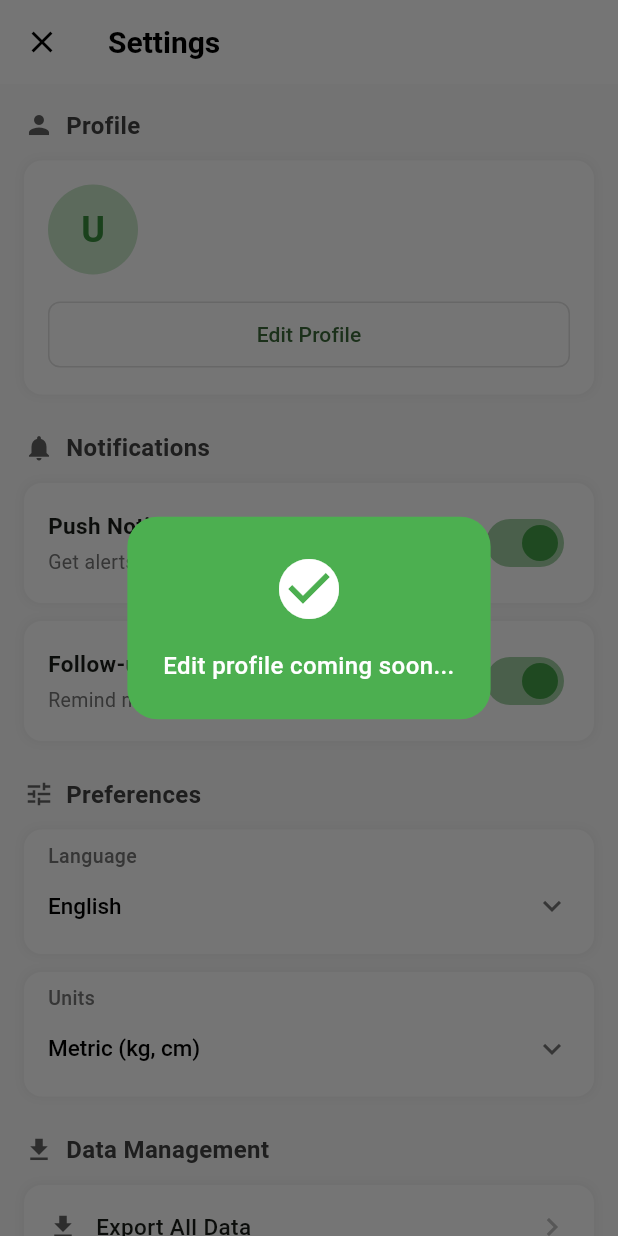
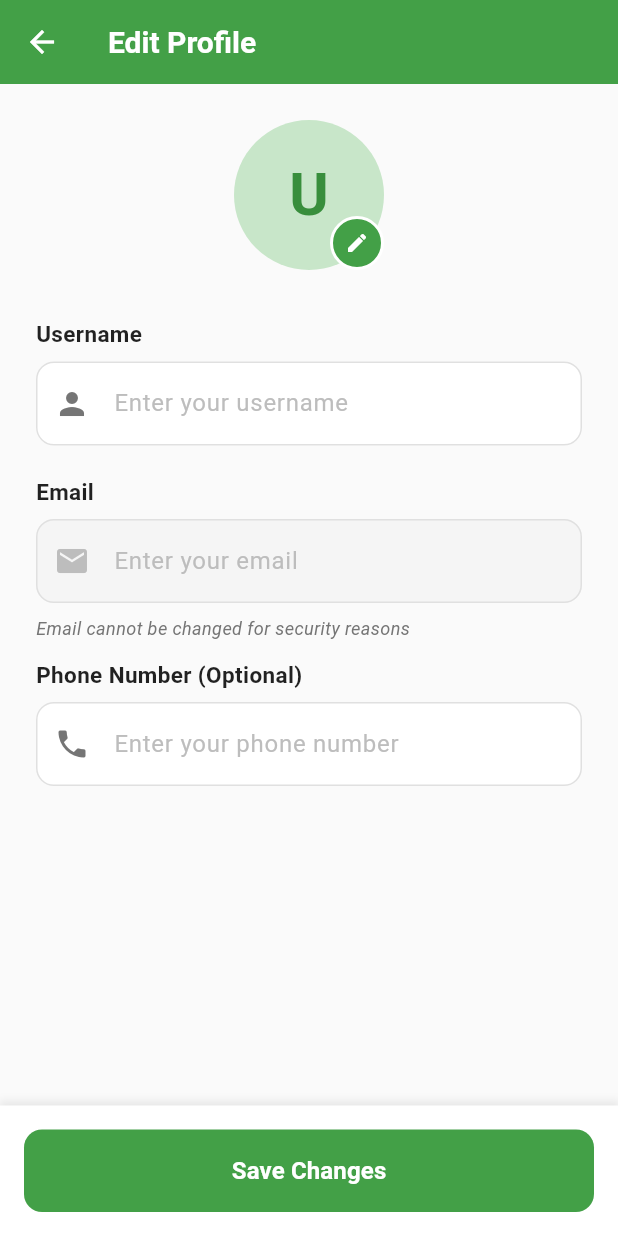
Before and after one commit to nurakmal09/spot_b_leaf, a Flutter app: the SettingsPage screen opened directly, after a tap on "Edit Profile", on a phone screen of 412 x 824 dp. Run offline on Flutter 3.47's test engine with Material 3 defaults, Android fonts, the phone set to English and light mode, and no system bars; our stand-ins replace camera, cloud_firestore, firebase_auth, firebase_core, fl_chart, geolocator and 2 more; missing offline and left inert: gal, google_mlkit_barcode_scanning, qr_code_scanner; accounts and stored records are empty.

Commit message:
9/11 malam 2.0

```diff
--- /dev/null
+++ b/lib/pages/edit_profile_page.dart
@@ -0,0 +1,469 @@
+import 'package:flutter/material.dart';
+import 'package:flutter/services.dart';
+import 'package:firebase_auth/firebase_auth.dart';
+import 'package:cloud_firestore/cloud_firestore.dart';
+import '../utils/notification_helper.dart';
+
+class EditProfilePage extends StatefulWidget {
+  const EditProfilePage({super.key});
+
+  @override
+  State<EditProfilePage> createState() => _EditProfilePageState();
+}
+
+class _EditProfilePageState extends State<EditProfilePage> {
+  final _formKey = GlobalKey<FormState>();
+  final _usernameController = TextEditingController();
+  final _emailController = TextEditingController();
+  final _phoneController = TextEditingController();
+
+  final _auth = FirebaseAuth.instance;
+  final _firestore = FirebaseFirestore.instance;
+
+  bool _isLoading = true;
+  bool _isSaving = false;
+
+  @override
+  void initState() {
+    super.initState();
+    _loadUserData();
+  }
+
+  @override
+  void dispose() {
+    _usernameController.dispose();
+    _emailController.dispose();
+    _phoneController.dispose();
+    super.dispose();
+  }
+
+  Future<void> _loadUserData() async {
+    final user = _auth.currentUser;
+    if (user == null) return;
+
+    setState(() {
+      _isLoading = true;
+    });
+
+    try {
+      // Load email from Firebase Auth
+      _emailController.text = user.email ?? '';
+
+      // Try to load user data from Firestore
+      final userDoc = await _firestore.collection('users').doc(user.uid).get();
+
+      if (userDoc.exists) {
+        final data = userDoc.data()!;
+        _usernameController.text = data['username'] ?? user.displayName ?? '';
+        _phoneController.text = data['phone'] ?? '';
+      } else {
+        // If no Firestore document, use Firebase Auth display name
+        _usernameController.text = user.displayName ?? '';
+      }
+    } catch (e) {
+      print('Error loading user data: $e');
+      // Fallback to Firebase Auth data
+      _usernameController.text = user.displayName ?? '';
+    } finally {
+      if (mounted) {
+        setState(() {
+          _isLoading = false;
+        });
+      }
+    }
+  }
+
+  Future<void> _saveProfile() async {
+    if (!_formKey.currentState!.validate()) return;
+
+    final user = _auth.currentUser;
+    if (user == null) return;
+
+    setState(() {
+      _isSaving = true;
+    });
+
+    try {
+      final username = _usernameController.text.trim();
+      final email = _emailController.text.trim();
+      final phone = _phoneController.text.trim();
+
+      // Update Firebase Auth display name
+      await user.updateDisplayName(username);
+
+      // Update or create user document in Firestore
+      await _firestore.collection('users').doc(user.uid).set({
+        'username': username,
+        'email': email,
+        'phone': phone,
+        'updatedAt': FieldValue.serverTimestamp(),
+      }, SetOptions(merge: true));
+
+      if (mounted) {
+        setState(() {
+          _isSaving = false;
+        });
+
+        NotificationHelper.showSuccessNotification(
+          context,
+          'Profile updated successfully!',
+        );
+
+        // Wait for notification to show, then pop
+        Future.delayed(const Duration(milliseconds: 1500), () {
+          if (mounted) {
+            Navigator.pop(context, true); // Return true to indicate success
+          }
+        });
+      }
+    } on FirebaseAuthException catch (e) {
+      if (mounted) {
+        setState(() {
+          _isSaving = false;
+        });
+
+        String message = 'Failed to update profile';
+        if (e.code == 'requires-recent-login') {
+          message = 'Please log out and log in again before changing your email';
+        } else if (e.code == 'invalid-email') {
+          message = 'Invalid email address';
+        } else if (e.code == 'email-already-in-use') {
+          message = 'Email is already in use by another account';
+        }
+
+        NotificationHelper.showErrorNotification(context, message);
+      }
+    } catch (e) {
+      if (mounted) {
+        setState(() {
+          _isSaving = false;
+        });
+
+        NotificationHelper.showErrorNotification(
+          context,
+          'Error updating profile: $e',
+        );
+      }
+    }
+  }
+
+  @override
+  Widget build(BuildContext context) {
+    return Scaffold(
+      backgroundColor: Colors.grey[50],
+      appBar: AppBar(
+        backgroundColor: Colors.green[600],
+        elevation: 0,
+        leading: IconButton(
+          icon: const Icon(Icons.arrow_back, color: Colors.white),
+          onPressed: () => Navigator.pop(context),
+        ),
+        title: const Text(
+          'Edit Profile',
+          style: TextStyle(
+            color: Colors.white,
+            fontSize: 20,
+            fontWeight: FontWeight.bold,
+          ),
+        ),
+        systemOverlayStyle: SystemUiOverlayStyle.light,
+      ),
+      body: _isLoading
+          ? const Center(
+              child: CircularProgressIndicator(
+                color: Colors.green,
+              ),
+            )
+          : SingleChildScrollView(
+              padding: const EdgeInsets.all(24),
+              child: Form(
+                key: _formKey,
+                child: Column(
+                  crossAxisAlignment: CrossAxisAlignment.start,
+                  children: [
+                    // Profile Avatar
+                    Center(
+                      child: Stack(
+                        children: [
+                          Container(
+                            width: 100,
+                            height: 100,
+                            decoration: BoxDecoration(
+                              color: Colors.green[100],
+                              shape: BoxShape.circle,
+                            ),
+                            child: Center(
+                              child: Text(
+                                _usernameController.text.isNotEmpty
+                                    ? _usernameController.text[0].toUpperCase()
+                                    : 'U',
+                                style: TextStyle(
+                                  fontSize: 40,
+                                  fontWeight: FontWeight.bold,
+                                  color: Colors.green[700],
+                                ),
+                              ),
+                            ),
+                          ),
+                          Positioned(
+                            bottom: 0,
+                            right: 0,
+                            child: Container(
+                              padding: const EdgeInsets.all(8),
+                              decoration: BoxDecoration(
+                                color: Colors.green[600],
+                                shape: BoxShape.circle,
+                                border: Border.all(
+                                  color: Colors.white,
+                                  width: 2,
+                                ),
+                              ),
+                              child: const Icon(
+                                Icons.edit,
+                                color: Colors.white,
+                                size: 16,
+                              ),
+                            ),
+                          ),
+                        ],
+                      ),
+                    ),
+                    const SizedBox(height: 32),
+
+                    // Username Field
+                    const Text(
+                      'Username',
+                      style: TextStyle(
+                        fontSize: 15,
+                        fontWeight: FontWeight.w600,
+                        color: Colors.black87,
+                      ),
+                    ),
+                    const SizedBox(height: 8),
+                    TextFormField(
+                      controller: _usernameController,
+                      decoration: InputDecoration(
+                        hintText: 'Enter your username',
+                        hintStyle: TextStyle(color: Colors.grey[400]),
+                        filled: true,
+                        fillColor: Colors.white,
+                        prefixIcon: Icon(Icons.person, color: Colors.grey[600]),
+                        border: OutlineInputBorder(
+                          borderRadius: BorderRadius.circular(12),
+                          borderSide: BorderSide(color: Colors.grey[300]!),
+                        ),
+                        enabledBorder: OutlineInputBorder(
+                          borderRadius: BorderRadius.circular(12),
+                          borderSide: BorderSide(color: Colors.grey[300]!),
+                        ),
+                        focusedBorder: OutlineInputBorder(
+                          borderRadius: BorderRadius.circular(12),
+                          borderSide: BorderSide(color: Colors.green[600]!, width: 2),
+                        ),
+                        errorBorder: OutlineInputBorder(
+                          borderRadius: BorderRadius.circular(12),
+                          borderSide: const BorderSide(color: Colors.red),
+                        ),
+                        focusedErrorBorder: OutlineInputBorder(
+                          borderRadius: BorderRadius.circular(12),
+                          borderSide: const BorderSide(color: Colors.red, width: 2),
+                        ),
+                        contentPadding: const EdgeInsets.symmetric(
+                          horizontal: 16,
+                          vertical: 16,
+                        ),
+                      ),
+                      validator: (value) {
+                        if (value == null || value.trim().isEmpty) {
+                          return 'Username is required';
+                        }
+                        if (value.trim().length < 3) {
+                          return 'Username must be at least 3 characters';
+                        }
+                        return null;
+                      },
+                      onChanged: (value) {
+                        setState(() {}); // Update avatar letter
+                      },
+                    ),
+                    const SizedBox(height: 20),
+
+                    // Email Field
+                    const Text(
+                      'Email',
+                      style: TextStyle(
+                        fontSize: 15,
+                        fontWeight: FontWeight.w600,
+                        color: Colors.black87,
+                      ),
+                    ),
+                    const SizedBox(height: 8),
+                    TextFormField(
+                      controller: _emailController,
+                      keyboardType: TextInputType.emailAddress,
+                      enabled: false, // Disable email editing
+                      decoration: InputDecoration(
+                        hintText: 'Enter your email',
+                        hintStyle: TextStyle(color: Colors.grey[400]),
+                        filled: true,
+                        fillColor: Colors.grey[100], // Gray background for disabled field
+                        prefixIcon: Icon(Icons.email, color: Colors.grey[400]),
+                        border: OutlineInputBorder(
+                          borderRadius: BorderRadius.circular(12),
+                          borderSide: BorderSide(color: Colors.grey[300]!),
+                        ),
+                        enabledBorder: OutlineInputBorder(
+                          borderRadius: BorderRadius.circular(12),
+                          borderSide: BorderSide(color: Colors.grey[300]!),
+                        ),
+                        disabledBorder: OutlineInputBorder(
+                          borderRadius: BorderRadius.circular(12),
+                          borderSide: BorderSide(color: Colors.grey[300]!),
+                        ),
+                        focusedBorder: OutlineInputBorder(
+                          borderRadius: BorderRadius.circular(12),
+                          borderSide: BorderSide(color: Colors.green[600]!, width: 2),
+                        ),
+                        errorBorder: OutlineInputBorder(
+                          borderRadius: BorderRadius.circular(12),
+                          borderSide: const BorderSide(color: Colors.red),
+                        ),
+                        focusedErrorBorder: OutlineInputBorder(
+                          borderRadius: BorderRadius.circular(12),
+                          borderSide: const BorderSide(color: Colors.red, width: 2),
+                        ),
+                        contentPadding: const EdgeInsets.symmetric(
+                          horizontal: 16,
+                          vertical: 16,
+                        ),
+                      ),
+                      validator: (value) {
+                        if (value == null || value.trim().isEmpty) {
+                          return 'Email is required';
+                        }
+                        if (!RegExp(r'^[\w-\.]+@([\w-]+\.)+[\w-]{2,4}$').hasMatch(value)) {
+                          return 'Enter a valid email';
+                        }
+                        return null;
+                      },
+                    ),
+                    const SizedBox(height: 8),
+                    Text(
+                      'Email cannot be changed for security reasons',
+                      style: TextStyle(
+                        fontSize: 12,
+                        color: Colors.grey[600],
+                        fontStyle: FontStyle.italic,
+                      ),
+                    ),
+                    const SizedBox(height: 12),
+
+                    // Phone Field
+                    const Text(
+                      'Phone Number (Optional)',
+                      style: TextStyle(
+                        fontSize: 15,
+                        fontWeight: FontWeight.w600,
+                        color: Colors.black87,
+                      ),
+                    ),
+                    const SizedBox(height: 8),
+                    TextFormField(
+                      controller: _phoneController,
+                      keyboardType: TextInputType.phone,
+                      decoration: InputDecoration(
+                        hintText: 'Enter your phone number',
+                        hintStyle: TextStyle(color: Colors.grey[400]),
+                        filled: true,
+                        fillColor: Colors.white,
+                        prefixIcon: Icon(Icons.phone, color: Colors.grey[600]),
+                        border: OutlineInputBorder(
+                          borderRadius: BorderRadius.circular(12),
+                          borderSide: BorderSide(color: Colors.grey[300]!),
+                        ),
+                        enabledBorder: OutlineInputBorder(
+                          borderRadius: BorderRadius.circular(12),
+                          borderSide: BorderSide(color: Colors.grey[300]!),
+                        ),
+                        focusedBorder: OutlineInputBorder(
+                          borderRadius: BorderRadius.circular(12),
+                          borderSide: BorderSide(color: Colors.green[600]!, width: 2),
+                        ),
+                        errorBorder: OutlineInputBorder(
+                          borderRadius: BorderRadius.circular(12),
+                          borderSide: const BorderSide(color: Colors.red),
+                        ),
+                        focusedErrorBorder: OutlineInputBorder(
+                          borderRadius: BorderRadius.circular(12),
+                          borderSide: const BorderSide(color: Colors.red, width: 2),
+                        ),
+                        contentPadding: const EdgeInsets.symmetric(
+                          horizontal: 16,
+                          vertical: 16,
+                        ),
+                      ),
+                      validator: (value) {
+                        if (value != null && value.isNotEmpty) {
+                          if (!RegExp(r'^[0-9+\-() ]+$').hasMatch(value)) {
+                            return 'Enter a valid phone number';
+                          }
+                        }
+                        return null;
+                      },
+                    ),
+                  ],
+                ),
+              ),
+            ),
+      bottomNavigationBar: _isLoading
+          ? null
+          : Container(
+              padding: const EdgeInsets.all(16),
+              decoration: BoxDecoration(
+                color: Colors.white,
+                boxShadow: [
+                  BoxShadow(
+                    color: Colors.grey.withValues(alpha: 0.2),
+                    spreadRadius: 1,
+                    blurRadius: 4,
+                    offset: const Offset(0, -2),
+                  ),
+                ],
+              ),
+              child: SafeArea(
+                child: SizedBox(
+                  width: double.infinity,
+                  child: ElevatedButton(
+                    onPressed: _isSaving ? null : _saveProfile,
+                    style: ElevatedButton.styleFrom(
+                      backgroundColor: Colors.green[600],
+                      padding: const EdgeInsets.symmetric(vertical: 16),
+                      shape: RoundedRectangleBorder(
+                        borderRadius: BorderRadius.circular(12),
+                      ),
+                      elevation: 0,
+                    ),
+                    child: _isSaving
+                        ? const SizedBox(
+                            height: 20,
+                            width: 20,
+                            child: CircularProgressIndicator(
+                              strokeWidth: 2,
+                              color: Colors.white,
+                            ),
+                          )
+                        : const Text(
+                            'Save Changes',
+                            style: TextStyle(
+                              fontSize: 16,
+                              fontWeight: FontWeight.bold,
+                              color: Colors.white,
+                            ),
+                          ),
+                  ),
+                ),
+              ),
+            ),
+    );
+  }
+}
--- a/lib/pages/settings_page.dart
+++ b/lib/pages/settings_page.dart
@@ -1,6 +1,8 @@
 import 'package:flutter/material.dart';
 import 'package:firebase_auth/firebase_auth.dart';
+import 'package:cloud_firestore/cloud_firestore.dart';
 import 'welcome_page.dart';
+import 'edit_profile_page.dart';
 
 class SettingsPage extends StatefulWidget {
   const SettingsPage({super.key});
@@ -14,6 +16,13 @@ class _SettingsPageState extends State<SettingsPage> {
   bool followUpReminders = true;
   String selectedLanguage = 'English';
   String selectedUnits = 'Metric (kg, cm)';
+  int _profileRefreshKey = 0;
+
+  void _refreshProfile() {
+    setState(() {
+      _profileRefreshKey++;
+    });
+  }
 
   @override
   Widget build(BuildContext context) {
@@ -178,10 +187,25 @@ class _SettingsPageState extends State<SettingsPage> {
   }
 
   Widget _buildProfileCard() {
-    // Get current user from Firebase
-    final user = FirebaseAuth.instance.currentUser;
-    final displayName = user?.displayName ?? 'User';
-    final email = user?.email ?? 'No email';
+    return FutureBuilder<Map<String, String>>(
+      key: ValueKey(_profileRefreshKey),
+      future: _loadUserData(),
+      builder: (context, snapshot) {
+        String displayName = 'User';
+        String email = 'No email';
+        String phone = '';
+
+        if (snapshot.connectionState == ConnectionState.done && snapshot.hasData) {
+          final data = snapshot.data!;
+          displayName = data['username'] ?? 'User';
+          email = data['email'] ?? 'No email';
+          phone = data['phone'] ?? '';
+        } else {
+          // Fallback to Firebase Auth while loading
+          final user = FirebaseAuth.instance.currentUser;
+          displayName = user?.displayName ?? 'User';
+          email = user?.email ?? 'No email';
+        }
 
     return Container(
       padding: const EdgeInsets.all(16),
@@ -239,6 +263,17 @@ class _SettingsPageState extends State<SettingsPage> {
                       ),
                       overflow: TextOverflow.ellipsis,
                     ),
+                    if (phone.isNotEmpty) ...[
+                      const SizedBox(height: 2),
+                      Text(
+                        phone,
+                        style: TextStyle(
+                          fontSize: 12,
+                          color: Colors.grey[600],
+                        ),
+                        overflow: TextOverflow.ellipsis,
+                      ),
+                    ],
                   ],
                 ),
               ),
@@ -248,9 +283,18 @@ class _SettingsPageState extends State<SettingsPage> {
           SizedBox(
             width: double.infinity,
             child: OutlinedButton(
-              onPressed: () {
-                // TODO: Implement edit profile
-                _showSnackBar('Edit profile coming soon...');
+              onPressed: () async {
+                final result = await Navigator.push(
+                  context,
+                  MaterialPageRoute(
+                    builder: (context) => const EditProfilePage(),
+                  ),
+                );
+
+                // Refresh the profile card if profile was updated
+                if (result == true && mounted) {
+                  _refreshProfile();
+                }
               },
               style: OutlinedButton.styleFrom(
                 padding: const EdgeInsets.symmetric(vertical: 12),
@@ -271,6 +315,40 @@ class _SettingsPageState extends State<SettingsPage> {
         ],
       ),
     );
+      },
+    );
+  }
+
+  Future<Map<String, String>> _loadUserData() async {
+    final user = FirebaseAuth.instance.currentUser;
+    if (user == null) {
+      return {'username': 'User', 'email': 'No email', 'phone': ''};
+    }
+
+    try {
+      final userDoc = await FirebaseFirestore.instance
+          .collection('users')
+          .doc(user.uid)
+          .get();
+
+      if (userDoc.exists) {
+        final data = userDoc.data()!;
+        return {
+          'username': data['username'] ?? user.displayName ?? 'User',
+          'email': data['email'] ?? user.email ?? 'No email',
+          'phone': data['phone'] ?? '',
+        };
+      }
+    } catch (e) {
+      print('Error loading user data: $e');
+    }
+
+    // Fallback to Firebase Auth
+    return {
+      'username': user.displayName ?? 'User',
+      'email': user.email ?? 'No email',
+      'phone': '',
+    };
   }
 
   Widget _buildNotificationCard(
--- a/lib/pages/signup_page.dart
+++ b/lib/pages/signup_page.dart
@@ -1,5 +1,6 @@
 import 'package:flutter/material.dart';
 import 'package:firebase_auth/firebase_auth.dart';
+import 'package:cloud_firestore/cloud_firestore.dart';
 import 'login_page.dart';
 
 class SignUpPage extends StatefulWidget {
@@ -294,6 +295,20 @@ class _SignUpPageState extends State<SignUpPage> {
                         _usernameController.text.trim(),
                       );
 
+                      // Create user document in Firestore
+                      if (userCredential.user != null) {
+                        await FirebaseFirestore.instance
+                            .collection('users')
+                            .doc(userCredential.user!.uid)
+                            .set({
+                          'username': _usernameController.text.trim(),
+                          'email': _emailController.text.trim(),
+                          'phone': '',
+                          'createdAt': FieldValue.serverTimestamp(),
+                          'updatedAt': FieldValue.serverTimestamp(),
+                        });
+                      }
+
                       // Close loading dialog
                       if (context.mounted) Navigator.pop(context);
 
```
